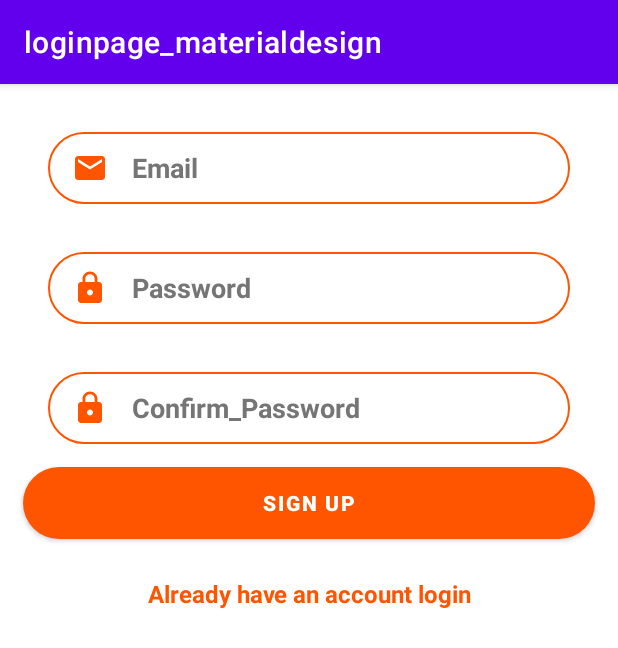
After one commit to AbajayTech/loginpage_materialdesign, an Android app: the SignupActivity screen opened directly, with no data from a screen before it, on a phone screen of 412 x 824 dp. The commit adds this screen. Shown: the top 648 px of the screen. Run offline under Robolectric (Android 15) with nearby library versions, the phone set to English and light mode, and no system bars; our stand-ins replace Firebase (no records; nobody signed in at launch, a user with empty details on screens opened directly).

Commit message:
update 1

```diff
--- a/app/build.gradle
+++ b/app/build.gradle
@@ -1,6 +1,7 @@
 plugins {
     id 'com.android.application'
     id 'org.jetbrains.kotlin.android'
+    id 'com.google.gms.google-services'
 }
 
 android {
@@ -38,6 +39,7 @@ dependencies {
     implementation 'androidx.appcompat:appcompat:1.5.1'
     implementation 'com.google.android.material:material:1.7.0'
     implementation 'androidx.constraintlayout:constraintlayout:2.1.4'
+    implementation 'com.google.firebase:firebase-auth-ktx:21.1.0'
     testImplementation 'junit:junit:4.13.2'
     androidTestImplementation 'androidx.test.ext:junit:1.1.4'
     androidTestImplementation 'androidx.test.espresso:espresso-core:3.5.0'
--- /dev/null
+++ b/app/src/main/java/com/example/loginpage_materialdesign/SignupActivity.kt
@@ -0,0 +1,62 @@
+package com.example.loginpage_materialdesign
+
+import android.content.Intent
+import androidx.appcompat.app.AppCompatActivity
+import android.os.Bundle
+import android.widget.Button
+import android.widget.EditText
+import android.widget.TextView
+import android.widget.Toast
+import com.google.firebase.auth.FirebaseAuth
+import com.google.firebase.auth.ktx.auth
+import com.google.firebase.ktx.Firebase
+
+class SignupActivity: AppCompatActivity() {
+    lateinit var EdtEmail:EditText
+    private lateinit var EdtPass:EditText
+    lateinit var EdtConPaa:EditText
+    private lateinit var BtnSignup:Button
+    lateinit var TvDirectLogin:TextView
+    private lateinit var auth:FirebaseAuth
+    override fun onCreate(savedInstanceState: Bundle?) {
+        super.onCreate(savedInstanceState)
+        setContentView(R.layout.activity_signup)
+        EdtEmail=findViewById(R.id.putrtcode)
+        EdtPass=findViewById(R.id.confnewpass)
+        EdtConPaa=findViewById(R.id.confirm_ps)
+        BtnSignup=findViewById(R.id.savenewpass)
+        TvDirectLogin=findViewById(R.id.tvRedirectLogin)
+        auth=Firebase.auth
+
+        BtnSignup.setOnClickListener {
+            SignUpUser()
+
+        }
+        TvDirectLogin.setOnClickListener {
+            val intent= Intent(this,MainActivity::class.java)
+            startActivity(intent)
+        }
+    }
+    private fun SignUpUser(){
+        val email=EdtEmail.text.toString()
+        val pass=EdtPass.text.toString()
+        val confirmpass=EdtConPaa.text.toString()
+        if (email.isBlank() || pass.isBlank() || confirmpass.isBlank()){
+            Toast.makeText(this,"Please Email and password cant be blank",Toast.LENGTH_LONG).show()
+            return
+        }  else if (pass != confirmpass){
+            Toast.makeText(this,"Password do not match",Toast.LENGTH_LONG).show()
+            return
+
+        }
+        auth.createUserWithEmailAndPassword(email,pass).addOnCompleteListener(this) {
+            if (it.isSuccessful){
+                Toast.makeText(this,"Signed successfully",Toast.LENGTH_LONG).show()
+                finish()
+            }else{
+                Toast.makeText(this,"Failed to create",Toast.LENGTH_LONG).show()
+            }
+
+        }
+    }
+}
--- /dev/null
+++ b/app/src/main/res/layout/activity_signup.xml
@@ -0,0 +1,96 @@
+<?xml version="1.0" encoding="utf-8"?>
+<LinearLayout xmlns:android="http://schemas.android.com/apk/res/android"
+    xmlns:app="http://schemas.android.com/apk/res-auto"
+    xmlns:tools="http://schemas.android.com/tools"
+    android:layout_width="match_parent"
+    android:layout_height="match_parent"
+    android:orientation="vertical">
+
+
+    <EditText
+        android:id="@+id/putrtcode"
+        android:layout_width="match_parent"
+        android:layout_height="wrap_content"
+        android:layout_marginStart="32dp"
+        android:layout_marginLeft="32dp"
+        android:layout_marginTop="32dp"
+        android:layout_marginEnd="32dp"
+        android:layout_marginRight="32dp"
+        android:autofillHints="emailAddress"
+        android:background="@drawable/round_border"
+        android:drawableStart="@drawable/ic_email"
+        android:drawablePadding="16dp"
+        android:ems="10"
+        android:hint="Email"
+        android:inputType="textEmailAddress"
+        android:minHeight="48dp"
+        android:paddingLeft="16dp"
+        android:textColorHint="#757575"
+        android:textStyle="bold"
+        android:drawableLeft="@drawable/ic_email" />
+
+    <EditText
+        android:id="@+id/confnewpass"
+        android:layout_width="match_parent"
+        android:layout_height="wrap_content"
+        android:layout_marginStart="32dp"
+        android:layout_marginLeft="32dp"
+        android:layout_marginTop="32dp"
+        android:layout_marginEnd="32dp"
+        android:layout_marginRight="32dp"
+        android:autofillHints="password"
+        android:background="@drawable/round_border"
+        android:drawableStart="@drawable/ic_lock"
+        android:drawablePadding="16dp"
+        android:ems="10"
+        android:hint="Password"
+        android:inputType="textPassword"
+        android:minHeight="48dp"
+        android:paddingLeft="16dp"
+        android:textColorHint="#757575"
+        android:textStyle="bold"
+        android:drawableLeft="@drawable/ic_lock" />
+
+    <EditText
+        android:id="@+id/confirm_ps"
+        android:layout_width="match_parent"
+        android:layout_height="wrap_content"
+        android:layout_marginStart="32dp"
+        android:layout_marginLeft="32dp"
+        android:layout_marginTop="32dp"
+        android:layout_marginEnd="32dp"
+        android:layout_marginRight="32dp"
+        android:autofillHints="password"
+        android:background="@drawable/round_border"
+        android:drawablePadding="16dp"
+        android:ems="10"
+        android:hint="Confirm_Password"
+        android:inputType="textPassword"
+        android:minHeight="48dp"
+        android:paddingLeft="16dp"
+        android:textColorHint="#757575"
+        android:drawableLeft="@drawable/ic_lock"
+        android:textStyle="bold"
+        tools:ignore="TextContrastCheck" />
+
+    <Button
+        android:id="@+id/savenewpass"
+        android:layout_width="match_parent"
+        android:layout_height="wrap_content"
+        android:layout_margin="15dp"
+        android:background="@drawable/round_bg"
+        android:text="Sign Up"
+        app:backgroundTint="@color/colorPrimary"
+        android:textStyle="bold" />
+
+    <TextView
+        android:id="@+id/tvRedirectLogin"
+        android:layout_width="match_parent"
+        android:layout_height="wrap_content"
+        android:layout_margin="10dp"
+        android:gravity="center_horizontal"
+        android:text="Already have an account login"
+        android:textColor="@color/colorPrimary"
+        android:textSize="16sp"
+        android:textStyle="bold" />
+</LinearLayout>
--- a/build.gradle
+++ b/build.gradle
@@ -1,4 +1,8 @@
-// Top-level build file where you can add configuration options common to all sub-projects/modules.
+buildscript {
+    dependencies {
+        classpath 'com.google.gms:google-services:4.3.14'
+    }
+}// Top-level build file where you can add configuration options common to all sub-projects/modules.
 plugins {
     id 'com.android.application' version '7.3.1' apply false
     id 'com.android.library' version '7.3.1' apply false
```
Also changed, not shown: app/src/main/AndroidManifest.xml (+36 -1 lines), app/src/main/java/com/example/loginpage_materialdesign/ForgotPasswordActivity.kt (added, +59 -0 lines), app/src/main/java/com/example/loginpage_materialdesign/MainActivity.kt (+66 -0 lines), app/src/main/java/com/example/loginpage_materialdesign/SplashActivity.kt (added, +27 -0 lines), app/src/main/java/com/example/loginpage_materialdesign/WelcomeActivity.kt (added, +11 -0 lines), app/src/main/res/layout/activity_forgot_password.xml (added, +62 -0 lines), app/src/main/res/layout/activity_main.xml (+5 -4 lines), app/src/main/res/layout/activity_splash.xml (added, +21 -0 lines), app/src/main/res/layout/activity_welcome.xml (added, +32 -0 lines), app/src/main/res/drawable-v24/ssone.jpeg (added), app/src/main/res/drawable-v24/sstwo.jpeg (added), 1 other file.
